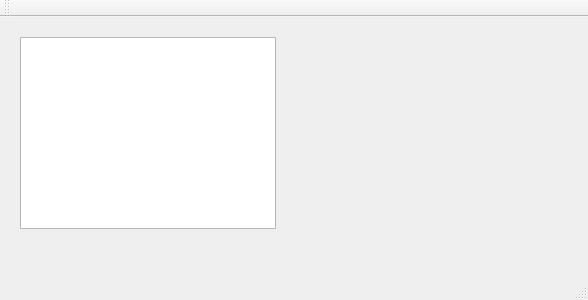
The window that qt_creator_project/bbp-qt/mainwindow.ui (bestimmaa/batch-image-resizer-qt-opencv) describes before a commit, drawn with Qt 5.
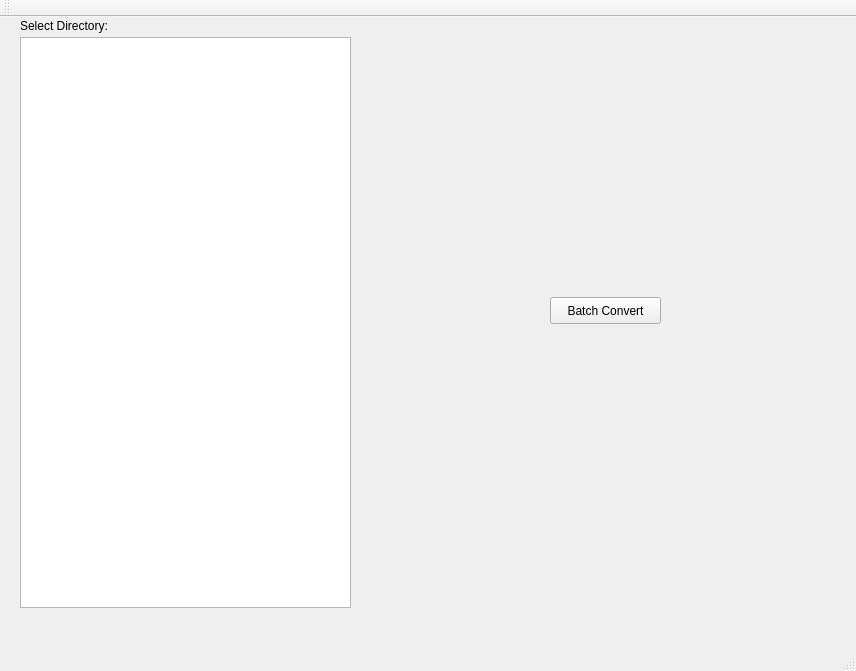
The same window after the commit.

Commit message: added file tree view

Diff of the .ui file:
```diff
--- a/qt_creator_project/bbp-qt/mainwindow.ui
+++ b/qt_creator_project/bbp-qt/mainwindow.ui
@@ -6,24 +6,50 @@
    <rect>
     <x>0</x>
     <y>0</y>
-    <width>588</width>
-    <height>300</height>
+    <width>856</width>
+    <height>671</height>
    </rect>
   </property>
   <property name="windowTitle">
    <string>Batch Image Processor</string>
   </property>
   <widget class="QWidget" name="centralWidget">
-   <widget class="QGraphicsView" name="graphicsView1">
+   <widget class="QTreeView" name="dirSelector">
     <property name="geometry">
      <rect>
       <x>20</x>
       <y>20</y>
-      <width>256</width>
-      <height>192</height>
+      <width>331</width>
+      <height>571</height>
      </rect>
     </property>
    </widget>
+   <widget class="QLabel" name="label">
+    <property name="geometry">
+     <rect>
+      <x>20</x>
+      <y>0</y>
+      <width>331</width>
+      <height>17</height>
+     </rect>
+    </property>
+    <property name="text">
+     <string>Select Directory:</string>
+    </property>
+   </widget>
+   <widget class="QPushButton" name="pushButton">
+    <property name="geometry">
+     <rect>
+      <x>550</x>
+      <y>280</y>
+      <width>111</width>
+      <height>27</height>
+     </rect>
+    </property>
+    <property name="text">
+     <string>Batch Convert</string>
+    </property>
+   </widget>
   </widget>
   <widget class="QMenuBar" name="menuBar">
    <property name="geometry">
```
Left out of the diff: 2 changed lines with no effect on the pictures. The commit also changes 3 other files.
